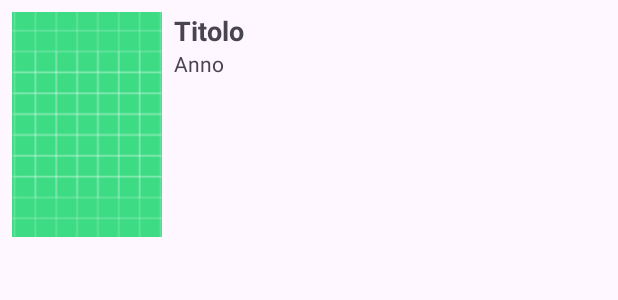
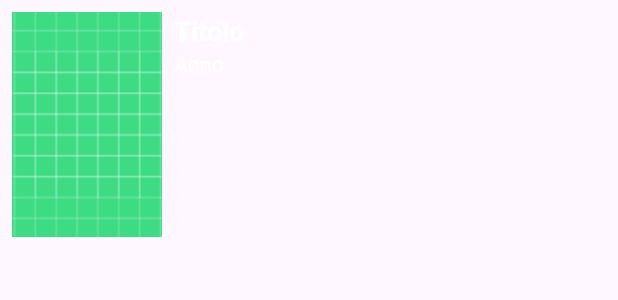
Before and after one commit to raffaeleGraz/RestApp, an Android app: the layout activity_movie_adapter.xml on its own in the app's theme, with its tools: preview values and no code run, on a phone screen of 412 x 824 dp. Shown: the top 300 px of the screen. Run offline under Robolectric (Android 15) with nearby library versions, the phone set to English and light mode, and no system bars.

Commit message:
Modificato colore titolo film

```diff
--- a/app/src/main/res/layout/activity_movie_adapter.xml
+++ b/app/src/main/res/layout/activity_movie_adapter.xml
@@ -24,6 +24,7 @@
             android:layout_width="wrap_content"
             android:layout_height="wrap_content"
             android:text="Titolo"
+            android:textColor="@color/white"
             android:textSize="18sp"
             android:textStyle="bold" />
 
@@ -31,7 +32,8 @@
             android:id="@+id/tvAnno"
             android:layout_width="wrap_content"
             android:layout_height="wrap_content"
-            android:text="Anno" />
+            android:text="Anno"
+            android:textColor="@color/white" />
     </LinearLayout>
 
 </LinearLayout>
```
